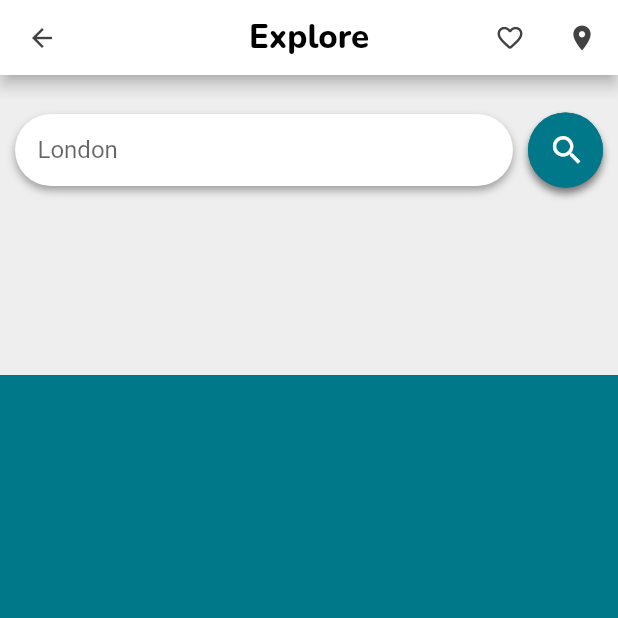
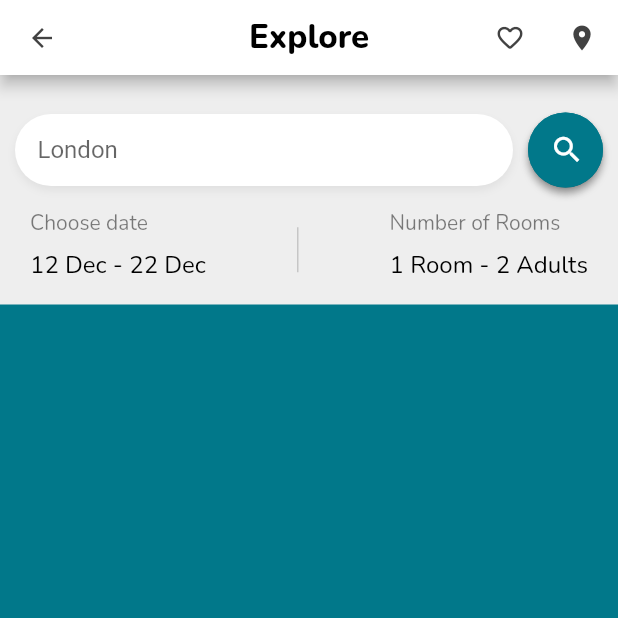
Before and after one commit to CamilleLinan/Test_Flutter_AppHotels, a Flutter app: the screen it shows after launch, on a phone screen of 412 x 824 dp, the top half of it. Run offline on Flutter 3.47's test engine with Material 2 defaults, Android fonts, the phone set to English and light mode, and no system bars; our stand-ins replace google_fonts.

Commit message:
add search section

```diff
--- a/lib/Home/widgets/search_section.dart
+++ b/lib/Home/widgets/search_section.dart
@@ -1,5 +1,6 @@
 import 'package:apphotels/Home/home_page.dart';
 import 'package:flutter/material.dart';
+import 'package:google_fonts/google_fonts.dart';
 
 class SearchSection extends StatelessWidget {
   const SearchSection({super.key});
@@ -7,7 +8,6 @@ class SearchSection extends StatelessWidget {
   @override
   Widget build(BuildContext context) {
     return Container(
-      height: 200,
       color: Colors.grey[200],
       padding: const EdgeInsets.fromLTRB(10, 25, 10, 10),
       child: Column(
@@ -20,11 +20,11 @@ class SearchSection extends StatelessWidget {
                   decoration: BoxDecoration(
                     color: Colors.white,
                     borderRadius: BorderRadius.circular(30),
-                    boxShadow: const [
+                    boxShadow: [
                       BoxShadow(
-                        color: Colors.grey,
+                        color: Colors.grey.shade300,
                         blurRadius: 4,
-                        offset: Offset(0, 3),
+                        offset: const Offset(0, 3),
                       ),
                     ],
                   ),
@@ -41,16 +41,16 @@ class SearchSection extends StatelessWidget {
               Container(
                 height: 50,
                 width: 50,
-                decoration: const BoxDecoration(
+                decoration: BoxDecoration(
                   color: dBlue,
                   boxShadow: [
                     BoxShadow(
-                      color: Colors.grey,
+                      color: Colors.grey.shade400,
                       blurRadius: 4,
-                      offset: Offset(0, 4),
+                      offset: const Offset(0, 4),
                     ),
                   ],
-                  borderRadius: BorderRadius.all(
+                  borderRadius: const BorderRadius.all(
                     Radius.circular(25),
                   ),
                 ),
@@ -64,13 +64,70 @@ class SearchSection extends StatelessWidget {
                   child: const Icon(
                     Icons.search,
                     color: Colors.white,
-                    size: 25,
+                    size: 23,
                   ),
                 ),
               ),
             ],
           ),
-          const SizedBox(height: 50),
+          //const SizedBox(height: 50),
+          Row(
+            mainAxisAlignment: MainAxisAlignment.spaceBetween,
+            children: [
+              Container(
+                margin: const EdgeInsets.fromLTRB(10, 14, 10, 5),
+                child: Column(
+                  crossAxisAlignment: CrossAxisAlignment.start,
+                  children: [
+                    Text(
+                      'Choose date',
+                      style: GoogleFonts.nunito(
+                        color: Colors.black.withOpacity(0.5),
+                        fontSize: 14,
+                      ),
+                    ),
+                    const SizedBox(height: 8),
+                    Text(
+                      '12 Dec - 22 Dec',
+                      style: GoogleFonts.nunito(
+                        color: Colors.black,
+                        fontSize: 16,
+                      ),
+                    ),
+                  ],
+                ),
+              ),
+              Container(
+                margin: const EdgeInsets.fromLTRB(0, 20, 0, 5),
+                color: Colors.grey.withOpacity(0.5),
+                height: 30,
+                width: 1,
+              ),
+              Container(
+                margin: const EdgeInsets.fromLTRB(10, 14, 10, 5),
+                child: Column(
+                  crossAxisAlignment: CrossAxisAlignment.start,
+                  children: [
+                    Text(
+                      'Number of Rooms',
+                      style: GoogleFonts.nunito(
+                        color: Colors.black.withOpacity(0.5),
+                        fontSize: 14,
+                      ),
+                    ),
+                    const SizedBox(height: 8),
+                    Text(
+                      '1 Room - 2 Adults',
+                      style: GoogleFonts.nunito(
+                        color: Colors.black,
+                        fontSize: 16,
+                      ),
+                    ),
+                  ],
+                ),
+              ),
+            ],
+          ),
         ],
       ),
     );
```
